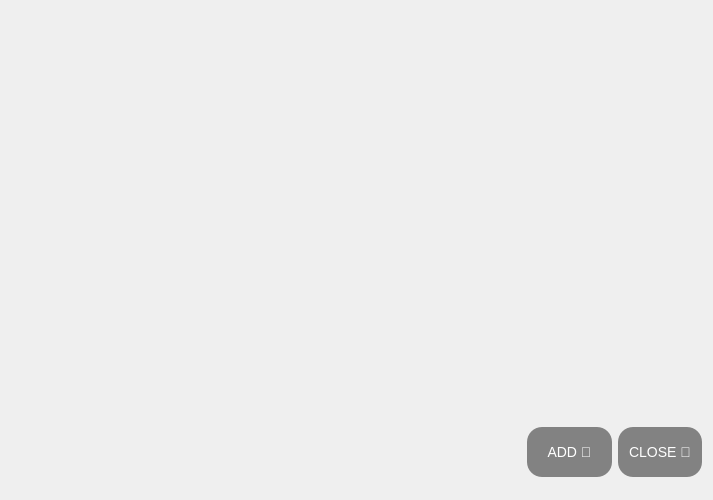
Above: Chat-Application/contact.ui from verina101/Chat-Application before the change. Below: the same form after it.
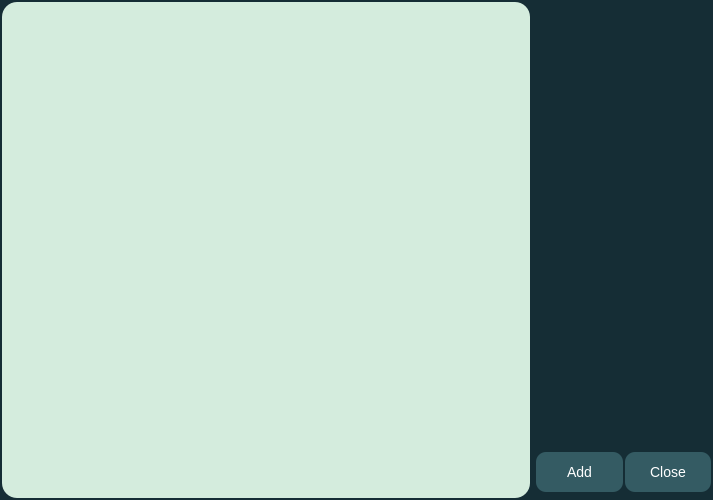
That is the form after the change.

```diff
--- a/Chat-Application/contact.ui
+++ b/Chat-Application/contact.ui
@@ -25,7 +25,22 @@
   <property name="windowTitle">
    <string>Contacts</string>
   </property>
+  <property name="styleSheet">
+   <string notr="true">background:rgb(21, 45, 53);</string>
+  </property>
   <layout class="QHBoxLayout" name="horizontalLayout_2">
+   <property name="leftMargin">
+    <number>2</number>
+   </property>
+   <property name="topMargin">
+    <number>2</number>
+   </property>
+   <property name="rightMargin">
+    <number>2</number>
+   </property>
+   <property name="bottomMargin">
+    <number>2</number>
+   </property>
    <item>
     <widget class="QListWidget" name="listWidget">
      <property name="minimumSize">
@@ -41,30 +56,21 @@
       </size>
      </property>
      <property name="styleSheet">
-      <string notr="true">background:transparent;</string>
+      <string notr="true">background:rgb(212, 236, 221);
+border-radius:15px;</string>
      </property>
      <property name="verticalScrollMode">
       <enum>QAbstractItemView::ScrollPerPixel</enum>
      </property>
     </widget>
    </item>
-   <item>
-    <spacer name="horizontalSpacer">
-     <property name="orientation">
-      <enum>Qt::Horizontal</enum>
-     </property>
-     <property name="sizeHint" stdset="0">
-      <size>
-       <width>40</width>
-       <height>20</height>
-      </size>
-     </property>
-    </spacer>
-   </item>
    <item>
     <layout class="QVBoxLayout" name="verticalLayout">
+     <property name="spacing">
+      <number>2</number>
+     </property>
      <property name="bottomMargin">
-      <number>6</number>
+      <number>0</number>
      </property>
      <item>
       <widget class="QLabel" name="label">
@@ -85,19 +91,6 @@
        </property>
       </widget>
      </item>
-     <item>
-      <spacer name="verticalSpacer">
-       <property name="orientation">
-        <enum>Qt::Vertical</enum>
-       </property>
-       <property name="sizeHint" stdset="0">
-        <size>
-         <width>20</width>
-         <height>40</height>
-        </size>
-       </property>
-      </spacer>
-     </item>
      <item>
       <layout class="QHBoxLayout" name="horizontalLayout">
        <property name="bottomMargin">
@@ -108,18 +101,18 @@
          <property name="minimumSize">
           <size>
            <width>50</width>
-           <height>50</height>
+           <height>40</height>
           </size>
          </property>
          <property name="styleSheet">
-          <string notr="true">background:rgb(130, 130, 130);
+          <string notr="true">background:rgb(52, 91, 99);
 font:14px;
 color:white;
-border-radius:15px;
+border-radius:10px;
 </string>
          </property>
          <property name="text">
-          <string>ADD 🤩</string>
+          <string>Add</string>
          </property>
         </widget>
        </item>
@@ -128,18 +121,18 @@
          <property name="minimumSize">
           <size>
            <width>50</width>
-           <height>50</height>
+           <height>40</height>
           </size>
          </property>
          <property name="styleSheet">
-          <string notr="true">background:rgb(130, 130, 130);
+          <string notr="true">background:rgb(52, 91, 99);
 font:14px;
 color:white;
-border-radius:15px;
+border-radius:10px;
 </string>
          </property>
          <property name="text">
-          <string>CLOSE 🥺</string>
+          <string>Close</string>
          </property>
         </widget>
        </item>
```
